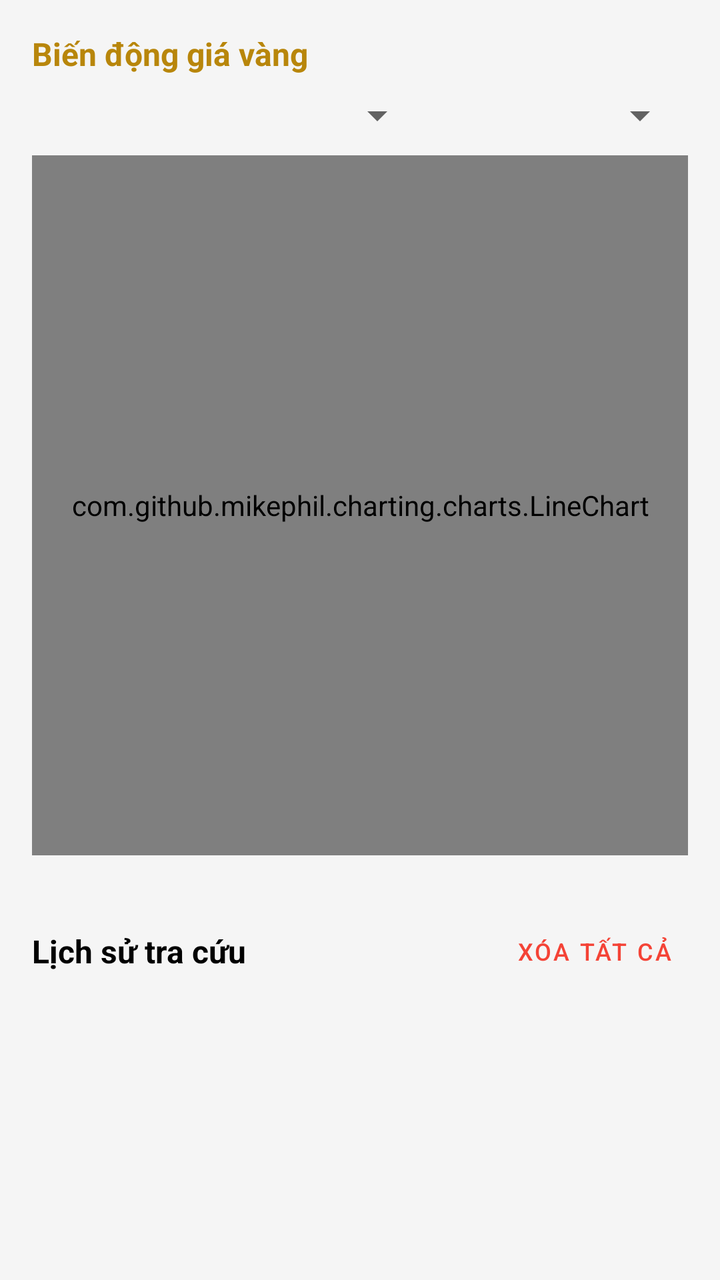
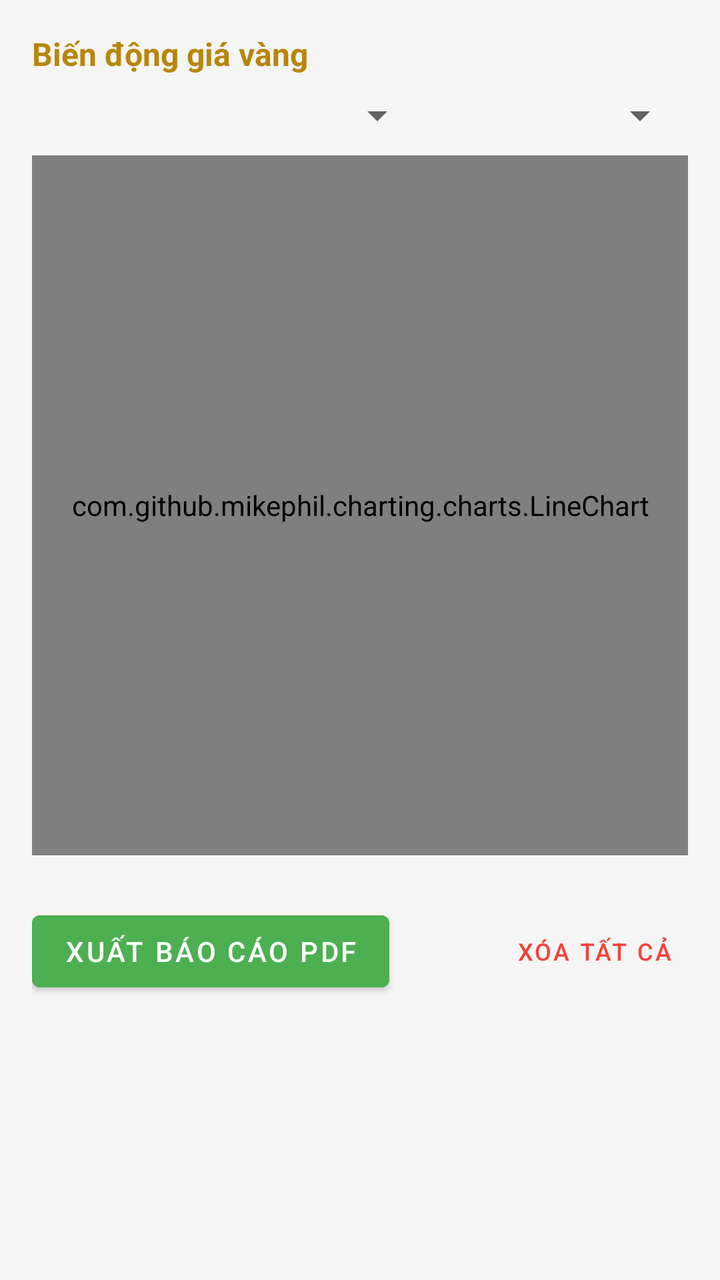

An Android layout rendered at two revisions. The XML below is the earlier revision; the diff shows what the commit changed to produce the second picture.
<!-- AndroidManifest.xml: application theme Theme.GoldTracker -->
<!-- res/layout/activity_fragment_history.xml -->
<?xml version="1.0" encoding="utf-8"?>
<androidx.core.widget.NestedScrollView xmlns:android="http://schemas.android.com/apk/res/android"
    android:layout_width="match_parent"
    android:layout_height="match_parent"
    android:background="?android:attr/windowBackground"> <LinearLayout
    android:layout_width="match_parent"
    android:layout_height="wrap_content"
    android:orientation="vertical"
    android:padding="16dp">

    <TextView
        android:layout_width="wrap_content"
        android:layout_height="wrap_content"
        android:text="Biến động giá vàng"
        android:textStyle="bold"
        android:textSize="16sp"
        android:textColor="?attr/colorPrimary" android:layout_marginBottom="8dp"/>

    <LinearLayout
        android:layout_width="match_parent"
        android:layout_height="wrap_content"
        android:orientation="horizontal"
        android:layout_marginBottom="8dp"
        android:weightSum="2">

        <Spinner
            android:id="@+id/spnChartGoldType"
            android:layout_width="0dp"
            android:layout_height="wrap_content"
            android:layout_weight="1.2" />

        <Spinner
            android:id="@+id/spnChartDays"
            android:layout_width="0dp"
            android:layout_height="wrap_content"
            android:layout_weight="0.8" />
    </LinearLayout>


    <com.github.mikephil.charting.charts.LineChart
        android:id="@+id/lineChart"
        android:layout_width="match_parent"
        android:layout_height="350dp"
        android:background="@android:color/transparent"
        android:layout_marginBottom="24dp"/>

    <RelativeLayout
        android:layout_width="match_parent"
        android:layout_height="wrap_content"
        android:layout_marginBottom="8dp">

        <TextView
            android:layout_width="wrap_content"
            android:layout_height="wrap_content"
            android:layout_alignParentStart="true"
            android:layout_centerVertical="true"
            android:text="Lịch sử tra cứu"
            android:textStyle="bold"
            android:textSize="16sp"
            android:textColor="?attr/colorOnSurface" />

        <Button
            android:id="@+id/btnClearHistory"
            style="@style/Widget.MaterialComponents.Button.TextButton"
            android:layout_width="wrap_content"
            android:layout_height="wrap_content"
            android:layout_alignParentEnd="true"
            android:text="Xóa tất cả"
            android:textColor="#F44336"
            android:textSize="12sp" />
    </RelativeLayout>

    <androidx.recyclerview.widget.RecyclerView
        android:id="@+id/rvHistory"
        android:layout_width="match_parent"
        android:layout_height="wrap_content"
        android:nestedScrollingEnabled="false" />

</LinearLayout>
</androidx.core.widget.NestedScrollView>
<!-- resources referenced by this layout -->
<resources>
  <style name="Theme.GoldTracker" parent="Theme.MaterialComponents.DayNight.NoActionBar">
          <item name="colorPrimary">#B8860B</item>
          <item name="colorPrimaryVariant">#8B6508</item>
          <item name="colorOnPrimary">#FFFFFF</item>
  
          <item name="colorSecondary">#D4AF37</item>
          <item name="colorSecondaryVariant">#AA8A2E</item>
          <item name="colorOnSecondary">#000000</item>
  
          <item name="android:windowBackground">#F5F5F5</item>
          <item name="colorSurface">#FFFFFF</item>
          <item name="colorOnSurface">#000000</item>
  
          <item name="android:statusBarColor">?attr/colorPrimaryVariant</item>
      </style>
</resources>

<!-- the commit's change to res/layout/activity_fragment_history.xml (unified diff, before → after) -->
@@ -49,6 +49,14 @@
         android:layout_height="wrap_content"
         android:layout_marginBottom="8dp">
 
+        <Button
+            android:id="@+id/btnExportPDF"
+            android:layout_width="wrap_content"
+            android:layout_height="wrap_content"
+            android:text="Xuất Báo Cáo PDF"
+            android:backgroundTint="#4CAF50"
+            android:textColor="#FFFFFF" />
+
         <TextView
             android:layout_width="wrap_content"
             android:layout_height="wrap_content"
